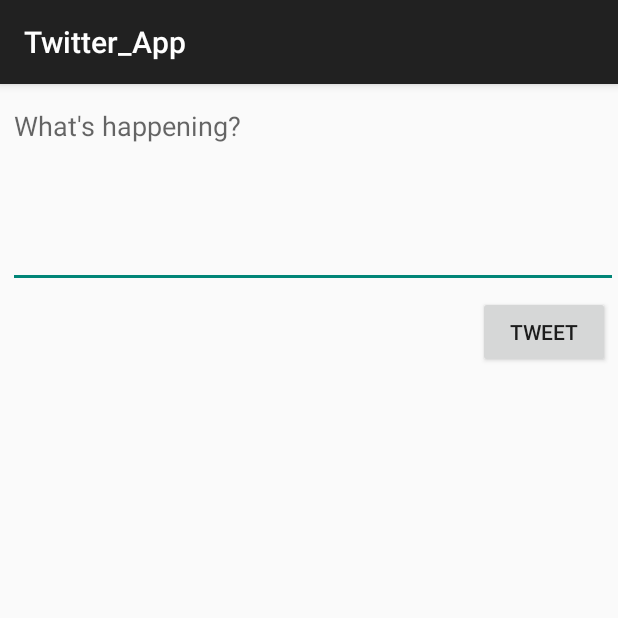
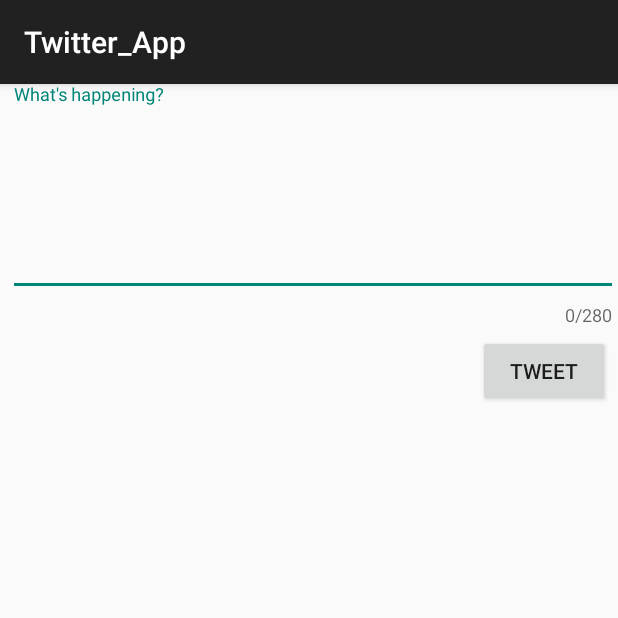
Before and after one commit to PrimeBIue/Twitter_App, an Android app: the ComposeActivity screen opened directly, with no data from a screen before it, on a phone screen of 412 x 824 dp, the top half of it. Run offline under Robolectric (Android 15) with nearby library versions, the phone set to English and light mode, and no system bars; our stand-ins replace Room's generated code; libraries missing offline, so code that uses them is left out: com.codepath.asynchttpclient, com.facebook.stetho, org.parceler; 1 statement that could not run was skipped.

Commit message:
Added character counter to compose tweet

```diff
--- a/app/src/main/java/com/codepath/apps/restclienttemplate/ComposeActivity.java
+++ b/app/src/main/java/com/codepath/apps/restclienttemplate/ComposeActivity.java
@@ -12,6 +12,7 @@ import android.widget.Toast;
 
 import com.codepath.apps.restclienttemplate.models.Tweet;
 import com.codepath.asynchttpclient.callback.JsonHttpResponseHandler;
+import com.google.android.material.textfield.TextInputLayout;
 
 import org.json.JSONException;
 import org.parceler.Parcels;
@@ -20,22 +21,25 @@ import okhttp3.Headers;
 
 public class ComposeActivity extends AppCompatActivity {
 
-    public static final int MAX_TWEET_LENGTH = 140;
+    public static final int MAX_TWEET_LENGTH = 280;
     public static final String TAG = "ComposeActivity";
 
     EditText etCompose;
     Button btnTweet;
     TwitterClient client;
+    TextInputLayout tilTweet;
 
     @Override
     protected void onCreate(Bundle savedInstanceState) {
         super.onCreate(savedInstanceState);
         setContentView(R.layout.activity_compose);
 
+
         client = TwitterApp.getRestClient(this);
-
         etCompose = findViewById(R.id.etCompose);
         btnTweet = findViewById(R.id.btnTweet);
+        tilTweet = findViewById(R.id.tilTweet);
+        tilTweet.setCounterMaxLength(MAX_TWEET_LENGTH);
 
         // Set click listener on button
         btnTweet.setOnClickListener(new View.OnClickListener() {
--- a/app/src/main/res/layout/activity_compose.xml
+++ b/app/src/main/res/layout/activity_compose.xml
@@ -5,6 +5,13 @@
     android:layout_width="match_parent"
     android:layout_height="match_parent"
     tools:context=".ComposeActivity">
+
+
+    <com.google.android.material.textfield.TextInputLayout
+        android:id="@+id/tilTweet"
+        android:layout_width="match_parent"
+        android:layout_height="wrap_content"
+        app:counterEnabled="true">
 
         <EditText
             android:id="@+id/etCompose"
@@ -19,14 +26,16 @@
             android:hint="What's happening?"
             android:inputType="textMultiLine"
             android:minLines="5" />
+    </com.google.android.material.textfield.TextInputLayout>
 
     <Button
         android:id="@+id/btnTweet"
         android:layout_width="wrap_content"
         android:layout_height="wrap_content"
-        android:layout_below="@+id/etCompose"
+        android:layout_below="@+id/tilTweet"
         android:layout_alignParentEnd="true"
         android:layout_marginTop="5dp"
         android:layout_marginEnd="5dp"
         android:text="@string/tweet" />
+
 </RelativeLayout>
```
Lines whose indentation alone changed are shown as unchanged.
